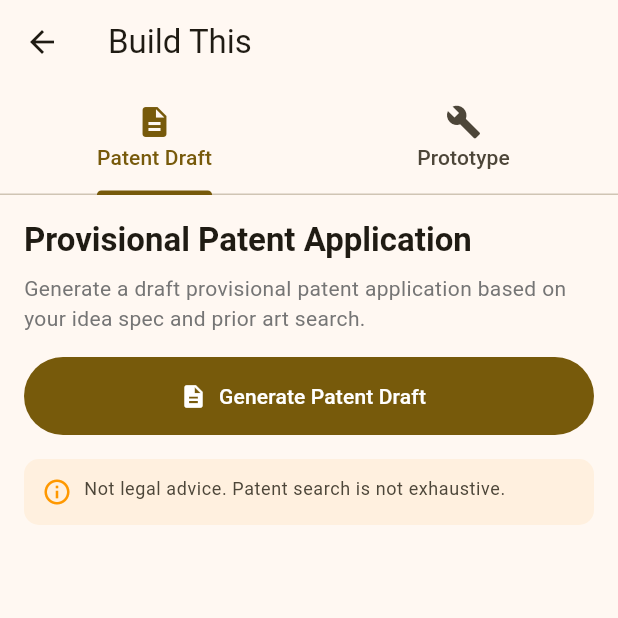
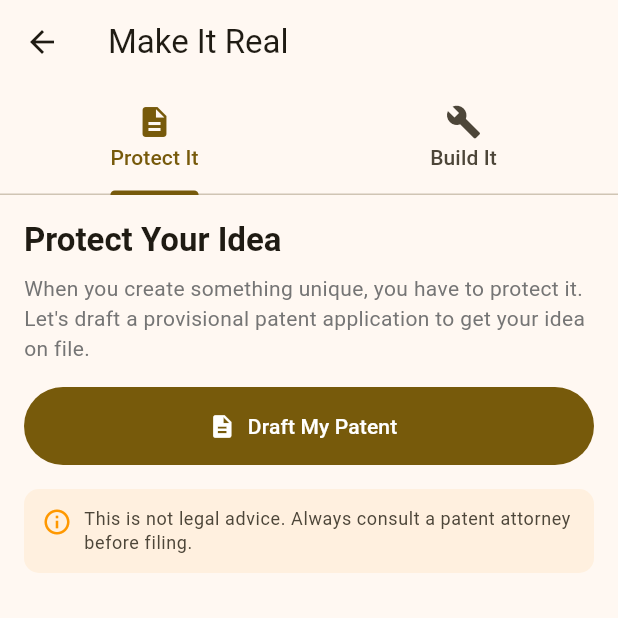
Before and after one commit to Biggjuann/BetterMouseTrap, a Flutter app: the BuildThisScreen screen opened directly with empty values, on a phone screen of 412 x 824 dp, the top half of it. Run offline on Flutter 3.47's test engine with Material 3 defaults, Android fonts, the phone set to English and light mode, and no system bars; our stand-ins replace flutter_markdown, shared_preferences; accounts and stored records are empty.

Commit message:
Apply Lori Greiner tone across all prompts and UI copy
LLM prompts now channel her "Queen of QVC" instincts:
- Hero or Zero evaluation framework for idea generation
- Consumer-first language: "clever and unique", "fresh and necessary", "must-have"
- Warm, enthusiastic, direct voice throughout all system prompts
- New lori_tone_instructions() shared helper for consistent voice

UI copy updated across all screens:
- Home: "Hero or a Zero" tagline, "Make it a Hero" button
- Login: "Welcome back!" / "Join the club!"
- Idea detail: "What Makes It Unique", "How It Works", "Why It Stands Out"
- Prior art: "Patent Landscape", "the field is wide open!"
- Build This: "Protect It" / "Build It" tabs, encouraging descriptions
- History: "Every great product starts with an idea"
- Disclaimer: clearer legal language

Co-Authored-By: Claude Opus 4.6 <noreply@anthropic.com>

```diff
--- a/flutter_app/lib/screens/build_this_screen.dart
+++ b/flutter_app/lib/screens/build_this_screen.dart
@@ -56,12 +56,12 @@ class _BuildThisScreenState extends State<BuildThisScreen>
   Widget build(BuildContext context) {
     return Scaffold(
       appBar: AppBar(
-        title: const Text('Build This'),
+        title: const Text('Make It Real'),
         bottom: TabBar(
           controller: _tabController,
           tabs: const [
-            Tab(icon: Icon(Icons.description), text: 'Patent Draft'),
-            Tab(icon: Icon(Icons.build), text: 'Prototype'),
+            Tab(icon: Icon(Icons.description), text: 'Protect It'),
+            Tab(icon: Icon(Icons.build), text: 'Build It'),
           ],
         ),
       ),
@@ -84,7 +84,7 @@ class _BuildThisScreenState extends State<BuildThisScreen>
             crossAxisAlignment: CrossAxisAlignment.start,
             children: [
               Text(
-                'Provisional Patent Application',
+                'Protect Your Idea',
                 style: Theme.of(context)
                     .textTheme
                     .titleLarge
@@ -92,7 +92,7 @@ class _BuildThisScreenState extends State<BuildThisScreen>
               ),
               const SizedBox(height: 8),
               Text(
-                'Generate a draft provisional patent application based on your idea spec and prior art search.',
+                'When you create something unique, you have to protect it. Let\'s draft a provisional patent application to get your idea on file.',
                 style: Theme.of(context).textTheme.bodyMedium?.copyWith(
                       color: Colors.grey[600],
                     ),
@@ -103,7 +103,7 @@ class _BuildThisScreenState extends State<BuildThisScreen>
                 FilledButton.icon(
                   onPressed: _isLoadingPatent ? null : _generatePatentDraft,
                   icon: const Icon(Icons.description),
-                  label: const Text('Generate Patent Draft'),
+                  label: const Text('Draft My Patent'),
                   style: FilledButton.styleFrom(
                     minimumSize: const Size(double.infinity, 52),
                   ),
@@ -138,7 +138,7 @@ class _BuildThisScreenState extends State<BuildThisScreen>
           ),
         ),
         if (_isLoadingPatent)
-          const LoadingOverlay(message: 'Drafting patent application...'),
+          const LoadingOverlay(message: 'Drafting your patent application...'),
       ],
     );
   }
@@ -152,7 +152,7 @@ class _BuildThisScreenState extends State<BuildThisScreen>
             crossAxisAlignment: CrossAxisAlignment.start,
             children: [
               Text(
-                'Prototyping Package',
+                'Build Your Prototype',
                 style: Theme.of(context)
                     .textTheme
                     .titleLarge
@@ -160,7 +160,7 @@ class _BuildThisScreenState extends State<BuildThisScreen>
               ),
               const SizedBox(height: 8),
               Text(
-                'Get practical fabrication approaches with bill of materials and step-by-step assembly instructions.',
+                'Stay lean and mean! Get a practical build plan with everything you need — materials, costs, and step-by-step instructions.',
                 style: Theme.of(context).textTheme.bodyMedium?.copyWith(
                       color: Colors.grey[600],
                     ),
@@ -171,7 +171,7 @@ class _BuildThisScreenState extends State<BuildThisScreen>
                 FilledButton.icon(
                   onPressed: _isLoadingPrototype ? null : _generatePrototype,
                   icon: const Icon(Icons.build),
-                  label: const Text('Generate Prototype Plan'),
+                  label: const Text('Show Me How to Build It'),
                   style: FilledButton.styleFrom(
                     minimumSize: const Size(double.infinity, 52),
                   ),
@@ -206,7 +206,7 @@ class _BuildThisScreenState extends State<BuildThisScreen>
           ),
         ),
         if (_isLoadingPrototype)
-          const LoadingOverlay(message: 'Generating prototype plan...'),
+          const LoadingOverlay(message: 'Putting together your build plan...'),
       ],
     );
   }
--- a/flutter_app/lib/screens/export_screen.dart
+++ b/flutter_app/lib/screens/export_screen.dart
@@ -13,7 +13,7 @@ class ExportScreen extends StatelessWidget {
   Widget build(BuildContext context) {
     return Scaffold(
       appBar: AppBar(
-        title: const Text('One-Pager'),
+        title: const Text('Your One-Pager'),
         actions: [
           IconButton(
             icon: const Icon(Icons.copy),
--- a/flutter_app/lib/screens/history_screen.dart
+++ b/flutter_app/lib/screens/history_screen.dart
@@ -58,7 +58,7 @@ class _HistoryScreenState extends State<HistoryScreen> {
   @override
   Widget build(BuildContext context) {
     return Scaffold(
-      appBar: AppBar(title: const Text('History')),
+      appBar: AppBar(title: const Text('My Ideas')),
       body: _isLoading
           ? const Center(child: CircularProgressIndicator())
           : _sessions == null || _sessions!.isEmpty
@@ -69,14 +69,14 @@ class _HistoryScreenState extends State<HistoryScreen> {
                       Icon(Icons.history, size: 64, color: Colors.grey[400]),
                       const SizedBox(height: 16),
                       Text(
-                        'No sessions yet',
+                        'No ideas yet!',
                         style: Theme.of(context).textTheme.bodyLarge?.copyWith(
                               color: Colors.grey[600],
                             ),
                       ),
                       const SizedBox(height: 8),
                       Text(
-                        'Generate some ideas to get started',
+                        'Every great product starts with an idea. Go create one!',
                         style: Theme.of(context).textTheme.bodySmall?.copyWith(
                               color: Colors.grey[400],
                             ),
--- a/flutter_app/lib/screens/home_screen.dart
+++ b/flutter_app/lib/screens/home_screen.dart
@@ -91,7 +91,7 @@ class _HomeScreenState extends State<HomeScreen> {
                 ),
                 const SizedBox(height: 4),
                 Text(
-                  'Describe a product and we\'ll generate better versions',
+                  'Got a product idea? Let\'s find out if it\'s a Hero or a Zero.',
                   textAlign: TextAlign.center,
                   style: Theme.of(context).textTheme.bodyMedium?.copyWith(
                         color: Colors.grey[600],
@@ -116,7 +116,7 @@ class _HomeScreenState extends State<HomeScreen> {
                   maxLines: 4,
                   decoration: InputDecoration(
                     hintText:
-                        'e.g. "mousetrap", "travel coffee mug", "bike lock"',
+                        'e.g. "travel coffee mug", "shower caddy", "bike lock"',
                     border: OutlineInputBorder(
                       borderRadius: BorderRadius.circular(10),
                     ),
@@ -155,7 +155,7 @@ class _HomeScreenState extends State<HomeScreen> {
                 FilledButton.icon(
                   onPressed: _canGenerate ? () => _generate(random: false) : null,
                   icon: const Icon(Icons.auto_awesome),
-                  label: const Text('Make it better'),
+                  label: const Text('Make it a Hero'),
                   style: FilledButton.styleFrom(
                     minimumSize: const Size(double.infinity, 52),
                     textStyle: const TextStyle(
@@ -168,7 +168,7 @@ class _HomeScreenState extends State<HomeScreen> {
                 OutlinedButton.icon(
                   onPressed: _isLoading ? null : () => _generate(random: true),
                   icon: const Icon(Icons.casino),
-                  label: const Text('Surprise me (Random)'),
+                  label: const Text('Surprise me!'),
                   style: OutlinedButton.styleFrom(
                     minimumSize: const Size(double.infinity, 48),
                   ),
@@ -180,7 +180,7 @@ class _HomeScreenState extends State<HomeScreen> {
             ),
           ),
           if (_isLoading)
-            const LoadingOverlay(message: 'Generating ideas...'),
+            const LoadingOverlay(message: 'Finding your next hero product...'),
         ],
       ),
     );
--- a/flutter_app/lib/screens/idea_detail_screen.dart
+++ b/flutter_app/lib/screens/idea_detail_screen.dart
@@ -42,7 +42,7 @@ class _IdeaDetailScreenState extends State<IdeaDetailScreen> {
   @override
   Widget build(BuildContext context) {
     return Scaffold(
-      appBar: AppBar(title: const Text('Concept Detail')),
+      appBar: AppBar(title: const Text('Your Idea')),
       body: Stack(
         children: [
           SingleChildScrollView(
@@ -74,7 +74,7 @@ class _IdeaDetailScreenState extends State<IdeaDetailScreen> {
                         children: [
                           CircularProgressIndicator(),
                           SizedBox(height: 16),
-                          Text('Generating concept spec...'),
+                          Text('Breaking down what makes this clever...'),
                         ],
                       ),
                     ),
@@ -89,7 +89,7 @@ class _IdeaDetailScreenState extends State<IdeaDetailScreen> {
             ),
           ),
           if (_isLoadingPatents)
-            const LoadingOverlay(message: 'Searching prior art...'),
+            const LoadingOverlay(message: 'Checking what\'s already out there...'),
         ],
       ),
     );
@@ -99,11 +99,11 @@ class _IdeaDetailScreenState extends State<IdeaDetailScreen> {
     return Column(
       crossAxisAlignment: CrossAxisAlignment.start,
       children: [
-        _specField('Novelty', spec.novelty, Icons.auto_awesome),
+        _specField('What Makes It Unique', spec.novelty, Icons.auto_awesome),
         const SizedBox(height: 16),
-        _specField('Mechanism', spec.mechanism, Icons.settings),
+        _specField('How It Works', spec.mechanism, Icons.settings),
         const SizedBox(height: 16),
-        _specField('Baseline', spec.baseline, Icons.bar_chart),
+        _specField('What Exists Today', spec.baseline, Icons.bar_chart),
         const SizedBox(height: 16),
 
         // Differentiators
@@ -112,7 +112,7 @@ class _IdeaDetailScreenState extends State<IdeaDetailScreen> {
             Icon(Icons.list, color: Theme.of(context).colorScheme.primary),
             const SizedBox(width: 8),
             Text(
-              'Differentiators',
+              'Why It Stands Out',
               style: Theme.of(context).textTheme.titleMedium?.copyWith(
                     fontWeight: FontWeight.bold,
                   ),
@@ -162,7 +162,7 @@ class _IdeaDetailScreenState extends State<IdeaDetailScreen> {
         FilledButton.icon(
           onPressed: _isLoadingPatents ? null : () => _searchPatents(spec),
           icon: const Icon(Icons.search),
-          label: const Text('Search prior art'),
+          label: const Text('Check for existing patents'),
           style: FilledButton.styleFrom(
             minimumSize: const Size(double.infinity, 52),
           ),
--- a/flutter_app/lib/screens/ideas_list_screen.dart
+++ b/flutter_app/lib/screens/ideas_list_screen.dart
@@ -115,7 +115,7 @@ class _IdeasListScreenState extends State<IdeasListScreen> {
             },
           ),
           if (_isLoading)
-            const LoadingOverlay(message: 'Generating new ideas...'),
+            const LoadingOverlay(message: 'Finding fresh hero ideas...'),
         ],
       ),
     );
--- a/flutter_app/lib/screens/login_screen.dart
+++ b/flutter_app/lib/screens/login_screen.dart
@@ -47,7 +47,7 @@ class _LoginScreenState extends State<LoginScreen> {
                 ),
                 const SizedBox(height: 4),
                 Text(
-                  _isRegisterMode ? 'Create your account' : 'Sign in to continue',
+                  _isRegisterMode ? 'Join the club!' : 'Welcome back!',
                   style: Theme.of(context)
                       .textTheme
                       .bodyMedium
--- a/flutter_app/lib/screens/prior_art_screen.dart
+++ b/flutter_app/lib/screens/prior_art_screen.dart
@@ -45,7 +45,7 @@ class _PriorArtScreenState extends State<PriorArtScreen> {
   @override
   Widget build(BuildContext context) {
     return Scaffold(
-      appBar: AppBar(title: const Text('Prior Art')),
+      appBar: AppBar(title: const Text('Patent Landscape')),
       body: Stack(
         children: [
           ListView(
@@ -58,7 +58,7 @@ class _PriorArtScreenState extends State<PriorArtScreen> {
                   child: Row(
                     children: [
                       Text(
-                        'Search confidence',
+                        'How thorough was our search',
                         style: Theme.of(context).textTheme.titleSmall,
                       ),
                       const Spacer(),
@@ -73,7 +73,7 @@ class _PriorArtScreenState extends State<PriorArtScreen> {
 
               // Section header
               Text(
-                'Closest patents we found',
+                'Here\'s what\'s already out there',
                 style: Theme.of(context).textTheme.titleMedium?.copyWith(
                       fontWeight: FontWeight.bold,
                     ),
@@ -85,7 +85,7 @@ class _PriorArtScreenState extends State<PriorArtScreen> {
                 const Padding(
                   padding: EdgeInsets.symmetric(vertical: 24),
                   child: Text(
-                    'No matching patents found.',
+                    'No matching patents found — the field is wide open!',
                     style: TextStyle(color: Colors.grey),
                   ),
                 )
@@ -101,7 +101,7 @@ class _PriorArtScreenState extends State<PriorArtScreen> {
               FilledButton.icon(
                 onPressed: _isLoading ? null : _exportOnePager,
                 icon: const Icon(Icons.description),
-                label: const Text('Export one-pager'),
+                label: const Text('Get your one-pager'),
                 style: FilledButton.styleFrom(
                   minimumSize: const Size(double.infinity, 52),
                 ),
@@ -113,7 +113,7 @@ class _PriorArtScreenState extends State<PriorArtScreen> {
                 FilledButton.icon(
                   onPressed: _isLoading ? null : _navigateToBuildThis,
                   icon: const Icon(Icons.build),
-                  label: const Text('Build This'),
+                  label: const Text('Let\'s Build This!'),
                   style: FilledButton.styleFrom(
                     minimumSize: const Size(double.infinity, 52),
                     backgroundColor: Colors.green,
@@ -124,7 +124,7 @@ class _PriorArtScreenState extends State<PriorArtScreen> {
             ],
           ),
           if (_isLoading)
-            const LoadingOverlay(message: 'Building export...'),
+            const LoadingOverlay(message: 'Putting together your one-pager...'),
         ],
       ),
     );
@@ -277,7 +277,7 @@ class _PatentHitCardState extends State<_PatentHitCard> {
                 mainAxisSize: MainAxisSize.min,
                 children: [
                   Text(
-                    'Why similar',
+                    'How it compares',
                     style: Theme.of(context).textTheme.labelMedium?.copyWith(
                           color: Theme.of(context).colorScheme.primary,
                           fontWeight: FontWeight.bold,
--- a/flutter_app/lib/widgets/disclaimer_banner.dart
+++ b/flutter_app/lib/widgets/disclaimer_banner.dart
@@ -19,7 +19,7 @@ class DisclaimerBanner extends StatelessWidget {
           const SizedBox(width: 8),
           Expanded(
             child: Text(
-              'Not legal advice. Patent search is not exhaustive.',
+              'This is not legal advice. Always consult a patent attorney before filing.',
               style: Theme.of(context).textTheme.bodySmall?.copyWith(
                     color: Theme.of(context).colorScheme.onSurfaceVariant,
                   ),
```
Also changed, not shown: 1 other file.
